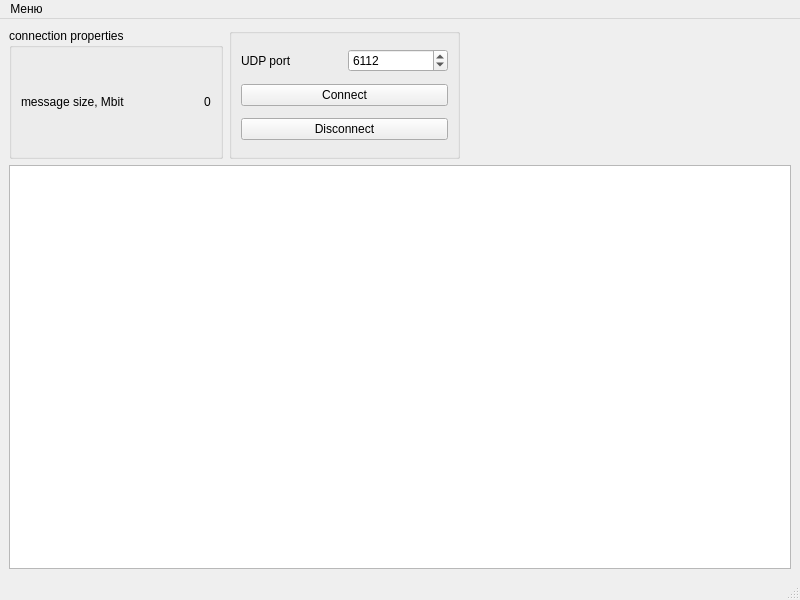
Above: Reciever/mainwindow.ui from broken-kerosene/test_task before the change. Below: the same form after it.
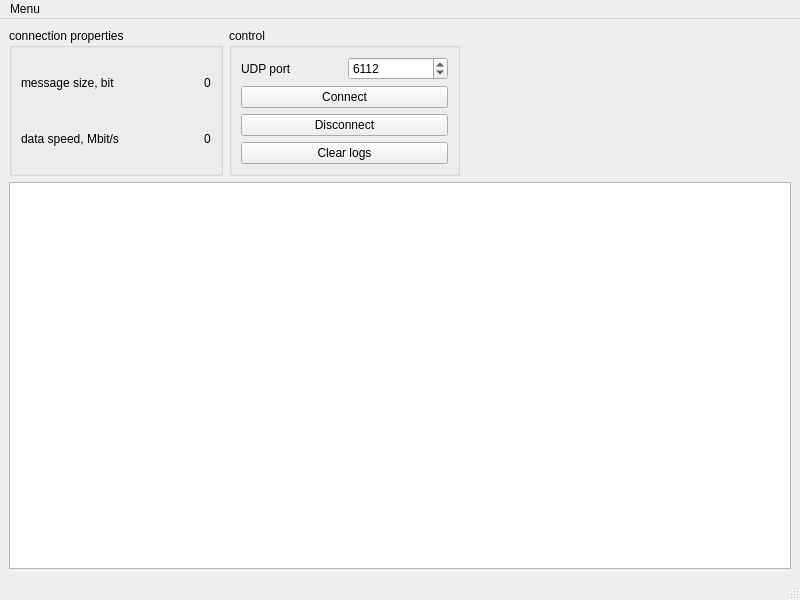
That is the form after the change.

Commit message: version is adaptive 10 mbit

What changed in the file:
```diff
--- a/Reciever/mainwindow.ui
+++ b/Reciever/mainwindow.ui
@@ -38,13 +38,27 @@
       <property name="maximumSize">
        <size>
         <width>231</width>
-        <height>131</height>
+        <height>180</height>
        </size>
       </property>
       <property name="title">
-       <string/>
+       <string>control</string>
       </property>
       <layout class="QGridLayout" name="gridLayout_2">
+       <item row="2" column="0" colspan="2">
+        <widget class="QPushButton" name="pushButton">
+         <property name="text">
+          <string>Connect</string>
+         </property>
+        </widget>
+       </item>
+       <item row="3" column="0" colspan="2">
+        <widget class="QPushButton" name="pushButton_2">
+         <property name="text">
+          <string>Disconnect</string>
+         </property>
+        </widget>
+       </item>
        <item row="0" column="1">
         <widget class="QSpinBox" name="spinBox">
          <property name="maximum">
@@ -62,17 +76,10 @@
          </property>
         </widget>
        </item>
-       <item row="2" column="0" colspan="2">
-        <widget class="QPushButton" name="pushButton">
+       <item row="4" column="0" colspan="2">
+        <widget class="QPushButton" name="pushButton_3">
          <property name="text">
-          <string>Connect</string>
-         </property>
-        </widget>
-       </item>
-       <item row="3" column="0" colspan="2">
-        <widget class="QPushButton" name="pushButton_2">
-         <property name="text">
-          <string>Disconnect</string>
+          <string>Clear logs</string>
          </property>
         </widget>
        </item>
@@ -91,7 +98,7 @@
        <item row="0" column="0">
         <widget class="QLabel" name="label_2">
          <property name="text">
-          <string>message size, Mbit</string>
+          <string>message size, bit</string>
          </property>
         </widget>
        </item>
@@ -115,6 +122,33 @@
          </property>
         </spacer>
        </item>
+       <item row="1" column="0">
+        <widget class="QLabel" name="label_4">
+         <property name="text">
+          <string>data speed, Mbit/s</string>
+         </property>
+        </widget>
+       </item>
+       <item row="1" column="2">
+        <widget class="QLabel" name="label_5">
+         <property name="text">
+          <string>0</string>
+         </property>
+        </widget>
+       </item>
+       <item row="1" column="1">
+        <spacer name="horizontalSpacer_2">
+         <property name="orientation">
+          <enum>Qt::Horizontal</enum>
+         </property>
+         <property name="sizeHint" stdset="0">
+          <size>
+           <width>40</width>
+           <height>20</height>
+          </size>
+         </property>
+        </spacer>
+       </item>
       </layout>
      </widget>
     </item>
@@ -126,12 +160,12 @@
      <x>0</x>
      <y>0</y>
      <width>800</width>
-     <height>22</height>
+     <height>26</height>
     </rect>
    </property>
    <widget class="QMenu" name="menu">
     <property name="title">
-     <string>Меню</string>
+     <string>Menu</string>
     </property>
     <addaction name="action"/>
    </widget>
@@ -140,7 +174,7 @@
   <widget class="QStatusBar" name="statusbar"/>
   <action name="action">
    <property name="text">
-    <string>Выход</string>
+    <string>Exit</string>
    </property>
   </action>
  </widget>
```
The commit also changes 7 other files.
